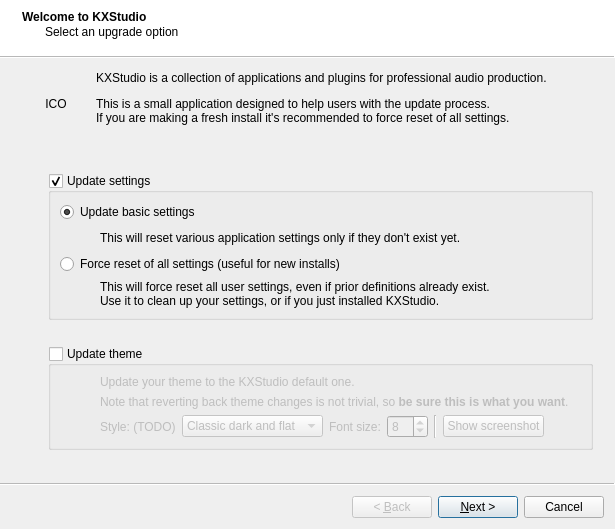
Above: welcome/welcome.ui from KXStudio/KXStudio before the change. Below: the same form after it.
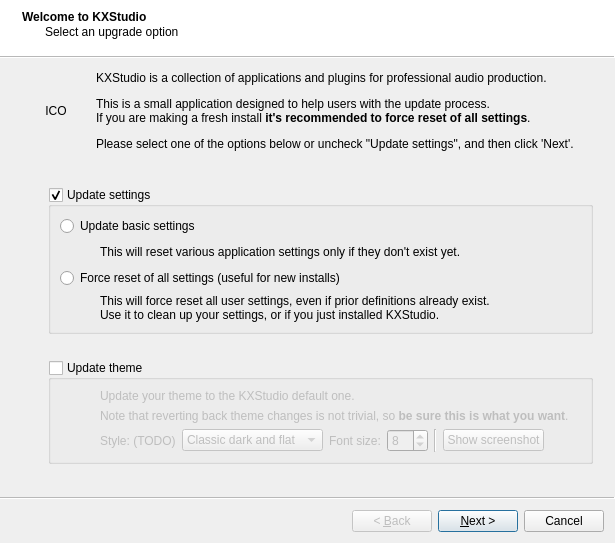
That is the form after the change.

Commit message: Welcome: Force user to select an settings upgrade option

What changed in the file:
```diff
--- a/welcome/welcome.ui
+++ b/welcome/welcome.ui
@@ -58,7 +58,13 @@
        <widget class="QLabel" name="label_2">
         <property name="text">
          <string>&lt;p&gt;KXStudio is a collection of applications and plugins for professional audio production.
-&lt;/p&gt;&lt;p&gt;This is a small application designed to help users with the update process.&lt;br&gt;If you are making a fresh install it's recommended to force reset of all settings.
+&lt;/p&gt;
+
+&lt;p&gt;This is a small application designed to help users with the update process.&lt;br&gt;If you are making a fresh install &lt;b&gt;it's recommended to force reset of all settings&lt;/b&gt;.
+&lt;/p&gt;
+
+&lt;p&gt;
+Please select one of the options below or uncheck &quot;Update settings&quot;, and then click 'Next'.
 &lt;/p&gt;</string>
         </property>
         <property name="alignment">
@@ -126,9 +132,6 @@
          <property name="text">
           <string>Update basic settings</string>
          </property>
-         <property name="checked">
-          <bool>true</bool>
-         </property>
         </widget>
        </item>
        <item>
```
The commit also changes 1 other file.
